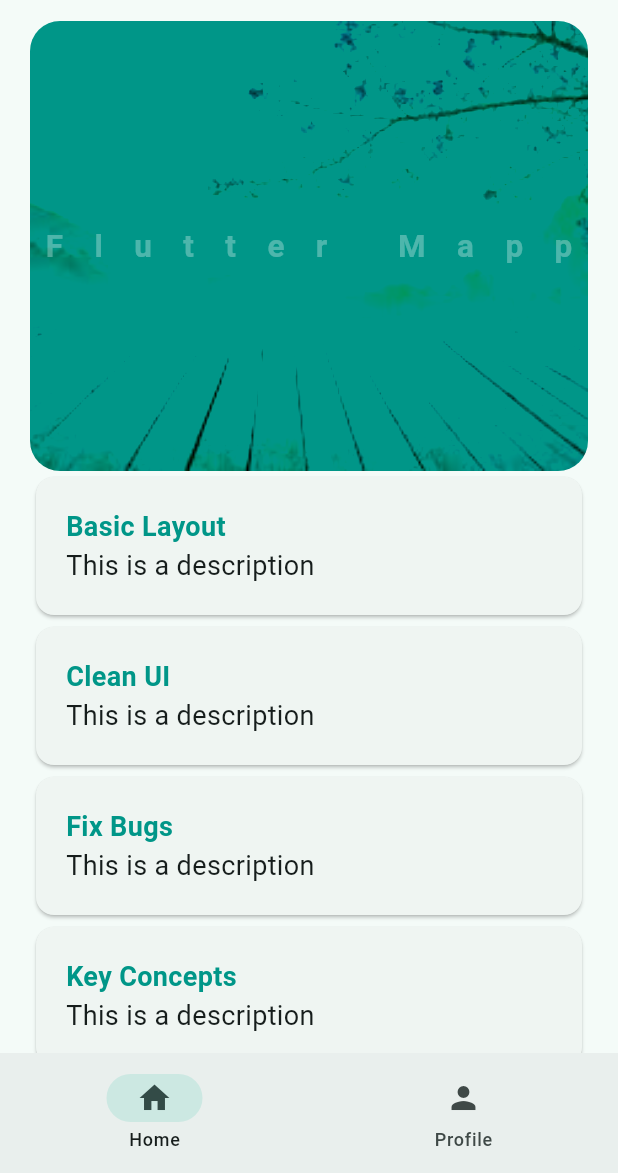
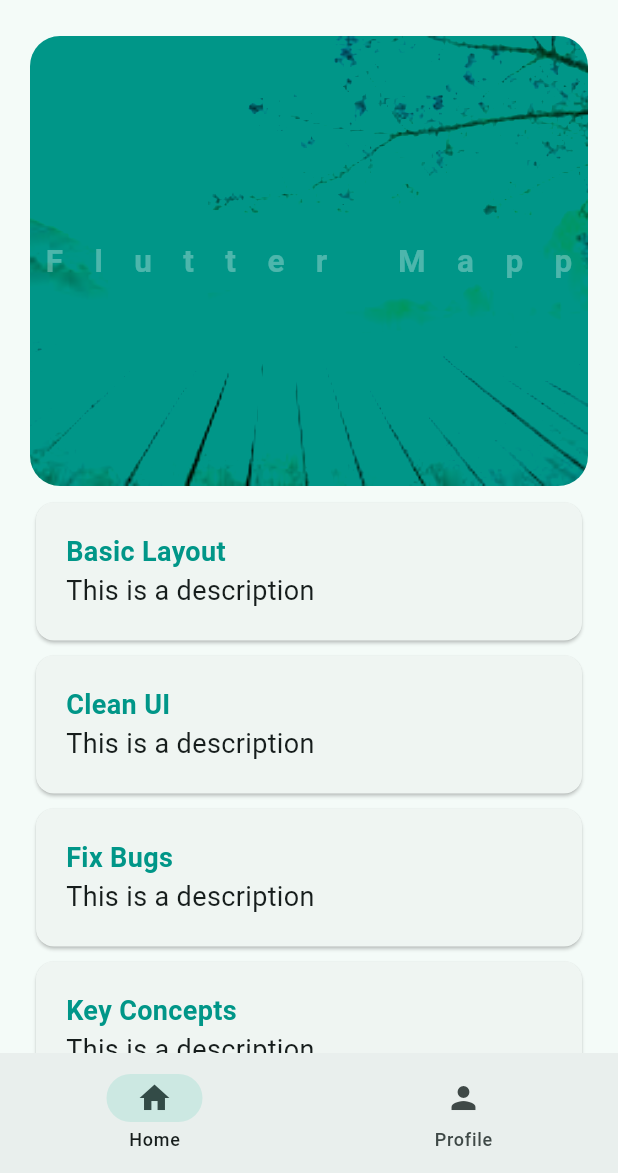
Before and after one commit to zinminnhtun/flutter_learning, a Flutter app: the WidgetTree screen opened directly, on a phone screen of 412 x 824 dp, the part 63-1236 px from its top. Run offline on Flutter 3.47's test engine with Material 3 defaults, Android fonts, the phone set to English and light mode, and no system bars; our stand-ins replace lottie, shared_preferences; accounts and stored records are empty.

```diff
--- a/lib/views/pages/home_page.dart
+++ b/lib/views/pages/home_page.dart
@@ -20,8 +20,10 @@ class HomePage extends StatelessWidget {
       child: SingleChildScrollView(
         child: Column(
           children: [
+            SizedBox(height: 10.0),
             HeroWidget(title: 'Flutter Mapp',
             nextPage: CoursePage(),),
+            SizedBox(height: 5.0),
             ...List.generate(list.length, (index){
               return   ContainerWidget(title: list.elementAt(index), description: 'This is a description',);
             })
--- a/lib/views/pages/profile_page.dart
+++ b/lib/views/pages/profile_page.dart
@@ -11,6 +11,10 @@ class ProfilePage extends StatelessWidget {
       padding: EdgeInsets.all(20.0),
       child: Column(
         children: [
+          CircleAvatar(
+            radius: 50.0,
+            backgroundImage: AssetImage('assets/images/bg.jpeg'),
+          ),
           ListTile(
             title: Text('Logout'),
             onTap: () {
--- a/lib/views/widgets/container_widget.dart
+++ b/lib/views/widgets/container_widget.dart
@@ -12,7 +12,7 @@ class ContainerWidget extends StatelessWidget {
   Widget build(BuildContext context){
     return Container(
       width: double.infinity,
-      padding: EdgeInsets.only(top: 0.0),
+      padding: EdgeInsets.only(top: 2.0),
       child: Card(
         child: Padding(
           padding: EdgeInsets.all(20.0),
```
